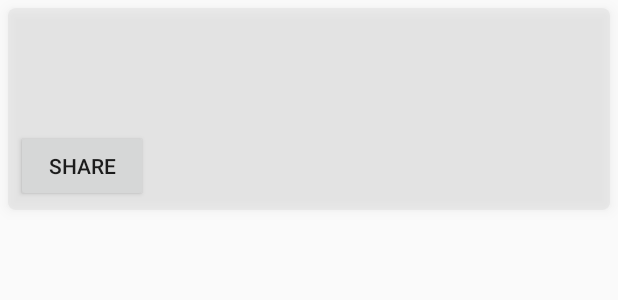
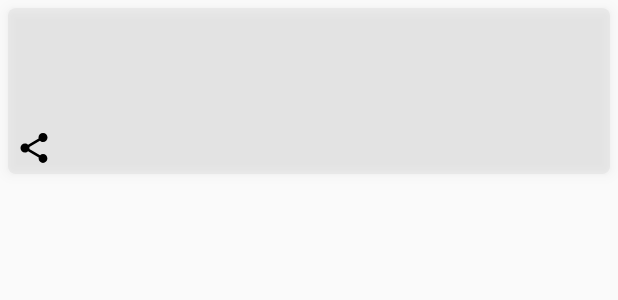
Before and after one commit to rndeshpande/NYTArticleSearch, an Android app: the layout list_news.xml on its own in the app's theme, with its tools: preview values and no code run, on a phone screen of 412 x 824 dp. Shown: the top 300 px of the screen. Run offline under Robolectric (Android 15) with nearby library versions, the phone set to English and light mode, and no system bars.

Commit message:
1. Replaced all icons drawable and statis assests with vector drawables

```diff
--- a/src/News/app/src/main/java/com/codepath/news/handlers/NewsHandler.java
+++ b/src/News/app/src/main/java/com/codepath/news/handlers/NewsHandler.java
@@ -31,7 +31,7 @@ public class NewsHandler {
         CustomTabsIntent.Builder builder = new CustomTabsIntent.Builder();
         Context context = v.getContext();
 
-        Bitmap bitmap = BitmapFactory.decodeResource(context.getResources(), R.drawable.ic_action_name);
+        Bitmap bitmap = BitmapFactory.decodeResource(context.getResources(), R.drawable.ic_action_share);
 
         Intent intent = new Intent(Intent.ACTION_SEND);
         intent.setType("text/plain");
--- /dev/null
+++ b/src/News/app/src/main/res/drawable/ic_share_black.xml
@@ -0,0 +1,9 @@
+<vector xmlns:android="http://schemas.android.com/apk/res/android"
+        android:width="24dp"
+        android:height="24dp"
+        android:viewportWidth="24.0"
+        android:viewportHeight="24.0">
+    <path
+        android:fillColor="#FF000000"
+        android:pathData="M18,16.08c-0.76,0 -1.44,0.3 -1.96,0.77L8.91,12.7c0.05,-0.23 0.09,-0.46 0.09,-0.7s-0.04,-0.47 -0.09,-0.7l7.05,-4.11c0.54,0.5 1.25,0.81 2.04,0.81 1.66,0 3,-1.34 3,-3s-1.34,-3 -3,-3 -3,1.34 -3,3c0,0.24 0.04,0.47 0.09,0.7L8.04,9.81C7.5,9.31 6.79,9 6,9c-1.66,0 -3,1.34 -3,3s1.34,3 3,3c0.79,0 1.5,-0.31 2.04,-0.81l7.12,4.16c-0.05,0.21 -0.08,0.43 -0.08,0.65 0,1.61 1.31,2.92 2.92,2.92 1.61,0 2.92,-1.31 2.92,-2.92s-1.31,-2.92 -2.92,-2.92z"/>
+</vector>
--- a/src/News/app/src/main/res/layout/list_news.xml
+++ b/src/News/app/src/main/res/layout/list_news.xml
@@ -57,11 +57,9 @@
 
         <Button
             android:id="@+id/btnShare"
-            android:layout_width="wrap_content"
-            android:layout_height="wrap_content"
             android:layout_below="@id/tvSnippet"
             android:onClick='@{(view) -> handler.onShare(view, news.webUrl)}'
-            android:text="@string/share_article" />
-
+            style="@style/ShareButton"
+            />
     </RelativeLayout>
 </layout>
--- a/src/News/app/src/main/res/menu/options_menu.xml
+++ b/src/News/app/src/main/res/menu/options_menu.xml
@@ -3,13 +3,13 @@
     xmlns:app="http://schemas.android.com/apk/res-auto">
     <item android:id="@+id/action_search"
         android:title="@string/action_search"
-        android:icon="@drawable/ic_action_search"
+        android:icon="@drawable/ic_search_white"
         app:showAsAction="always|collapseActionView"
         app:actionViewClass="android.support.v7.widget.SearchView" />
 
     <item android:id="@+id/action_filter"
         android:title="@string/action_filter"
-        android:icon="@drawable/ic_action_filter"
+        android:icon="@drawable/ic_filter_white"
         app:showAsAction="always|collapseActionView"
          />
 </menu>
--- a/src/News/app/src/main/res/values/styles.xml
+++ b/src/News/app/src/main/res/values/styles.xml
@@ -39,4 +39,9 @@
         <item name="android:textSize">14sp</item>
         <item name="android:background">@color/colorSectionName</item>
     </style>
+    <style name="ShareButton">
+        <item name="android:background">@drawable/ic_share_black</item>
+        <item name="android:layout_width">24dp</item>
+        <item name="android:layout_height">24dp</item>
+    </style>
 </resources>
```
Also changed, not shown: src/News/app/src/main/res/drawable/ic_filter_white.xml (added, +9 -0 lines), src/News/app/src/main/res/drawable/ic_search_white.xml (added, +9 -0 lines), src/News/app/src/main/res/drawable/ic_share_white.xml (added, +9 -0 lines), src/News/app/src/main/res/drawable-hdpi/ic_action_share.png (added), src/News/app/src/main/res/drawable-mdpi/ic_action_share.png (added), src/News/app/src/main/res/drawable-xhdpi/ic_action_share.png (added), src/News/app/src/main/res/drawable-xxhdpi/ic_action_share.png (added), 1 other file.
